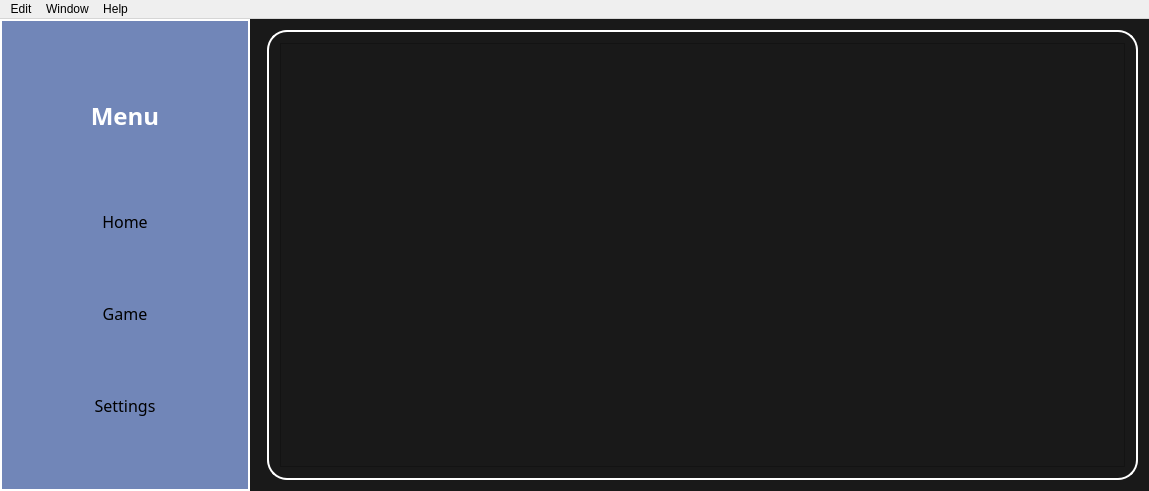
The window that PWManager/mainpasswordmenu.ui (laramirezmancill0207/Game-Password-Manager) describes before a commit, drawn with Qt 5.
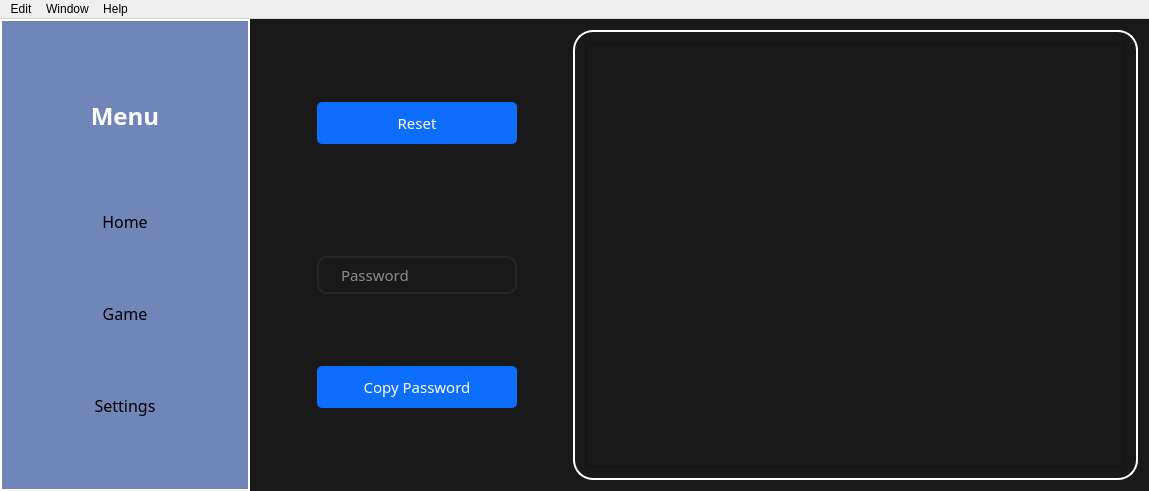
The same window after the commit. The open tabs and pages were chosen to show the change.

Commit message:
main menu password feature
added reset button and copy password button to game main menu. added generated password to masteruser sql table. this will allow for game moves to hash the password uniquely using new Move class. added light red coloring to squares when a piece is clicked to show all possible moves. Also a lot of code refactoring.

The edit to the form file:
```diff
--- a/PWManager/mainpasswordmenu.ui
+++ b/PWManager/mainpasswordmenu.ui
@@ -662,7 +662,148 @@
        </layout>
       </widget>
       <widget class="QWidget" name="Page2">
-       <layout class="QVBoxLayout" name="verticalLayout_3">
+       <layout class="QHBoxLayout" name="horizontalLayout_8">
+        <item>
+         <layout class="QVBoxLayout" name="verticalLayout_3" stretch="0,0,0,0">
+          <property name="spacing">
+           <number>0</number>
+          </property>
+          <property name="sizeConstraint">
+           <enum>QLayout::SetDefaultConstraint</enum>
+          </property>
+          <property name="leftMargin">
+           <number>50</number>
+          </property>
+          <property name="rightMargin">
+           <number>50</number>
+          </property>
+          <item>
+           <widget class="QPushButton" name="resetButton">
+            <property name="sizePolicy">
+             <sizepolicy hsizetype="Fixed" vsizetype="Fixed">
+              <horstretch>0</horstretch>
+              <verstretch>0</verstretch>
+             </sizepolicy>
+            </property>
+            <property name="minimumSize">
+             <size>
+              <width>200</width>
+              <height>0</height>
+             </size>
+            </property>
+            <property name="font">
+             <font>
+              <family>Lucida Sans Unicode</family>
+              <pointsize>11</pointsize>
+             </font>
+            </property>
+            <property name="cursor">
+             <cursorShape>PointingHandCursor</cursorShape>
+            </property>
+            <property name="styleSheet">
+             <string notr="true">QPushButton
+{
+	color: #FFF;
+	background-color: #0d6efd;
+	border-radius: 5px;
+	padding: 10px
+}
+QPushButton:hover
+{
+	background-color: #0055ff;
+}
+QPushButton:pressed
+{
+	border: 4px solid #98c1fe;
+}</string>
+            </property>
+            <property name="text">
+             <string>Reset</string>
+            </property>
+           </widget>
+          </item>
+          <item>
+           <spacer name="verticalSpacer">
+            <property name="orientation">
+             <enum>Qt::Vertical</enum>
+            </property>
+            <property name="sizeType">
+             <enum>QSizePolicy::Fixed</enum>
+            </property>
+            <property name="sizeHint" stdset="0">
+             <size>
+              <width>20</width>
+              <height>40</height>
+             </size>
+            </property>
+           </spacer>
+          </item>
+          <item>
+           <widget class="QLineEdit" name="generatedPass">
+            <property name="sizePolicy">
+             <sizepolicy hsizetype="Fixed" vsizetype="Fixed">
+              <horstretch>0</horstretch>
+              <verstretch>0</verstretch>
+             </sizepolicy>
+            </property>
+            <property name="minimumSize">
+             <size>
+              <width>200</width>
+              <height>0</height>
+             </size>
+            </property>
+            <property name="font">
+             <font>
+              <family>Lucida Sans Unicode</family>
+              <pointsize>11</pointsize>
+             </font>
+            </property>
+            <property name="echoMode">
+             <enum>QLineEdit::Password</enum>
+            </property>
+            <property name="readOnly">
+             <bool>true</bool>
+            </property>
+            <property name="placeholderText">
+             <string>Password</string>
+            </property>
+           </widget>
+          </item>
+          <item>
+           <widget class="QPushButton" name="copyPassButton">
+            <property name="font">
+             <font>
+              <family>Lucida Sans Unicode</family>
+              <pointsize>11</pointsize>
+             </font>
+            </property>
+            <property name="cursor">
+             <cursorShape>PointingHandCursor</cursorShape>
+            </property>
+            <property name="styleSheet">
+             <string notr="true">QPushButton
+{
+	color: #FFF;
+	background-color: #0d6efd;
+	border-radius: 5px;
+	padding: 10px
+}
+QPushButton:hover
+{
+	background-color: #0055ff;
+}
+QPushButton:pressed
+{
+	border: 4px solid #98c1fe;
+}</string>
+            </property>
+            <property name="text">
+             <string>Copy Password</string>
+            </property>
+           </widget>
+          </item>
+         </layout>
+        </item>
         <item>
          <widget class="QFrame" name="gameWidget">
           <property name="frameShape">
```
Left out of the diff: 11 changed lines with no effect on the pictures. The commit also changes 50 other files.
